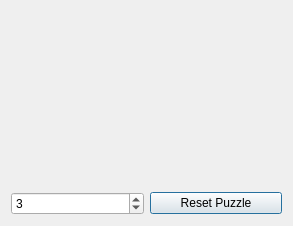
Above: main.ui from elektronisk/zen before the change. Below: the same form after it.
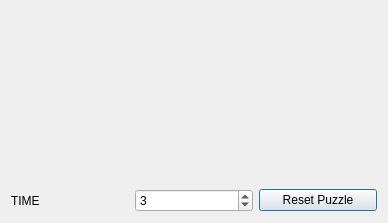
That is the form after the change. Custom widgets are drawn as their Qt base class.

```diff
--- a/main.ui
+++ b/main.ui
@@ -6,8 +6,8 @@
    <rect>
     <x>0</x>
     <y>0</y>
-    <width>293</width>
-    <height>226</height>
+    <width>388</width>
+    <height>223</height>
    </rect>
   </property>
   <property name="sizePolicy">
@@ -55,6 +55,13 @@
    </item>
    <item>
     <layout class="QHBoxLayout" name="horizontalLayout_2">
+     <item>
+      <widget class="QLabel" name="timeLabel">
+       <property name="text">
+        <string>TIME</string>
+       </property>
+      </widget>
+     </item>
      <item>
       <widget class="QSpinBox" name="sizeSpinBox">
        <property name="focusPolicy">
```
